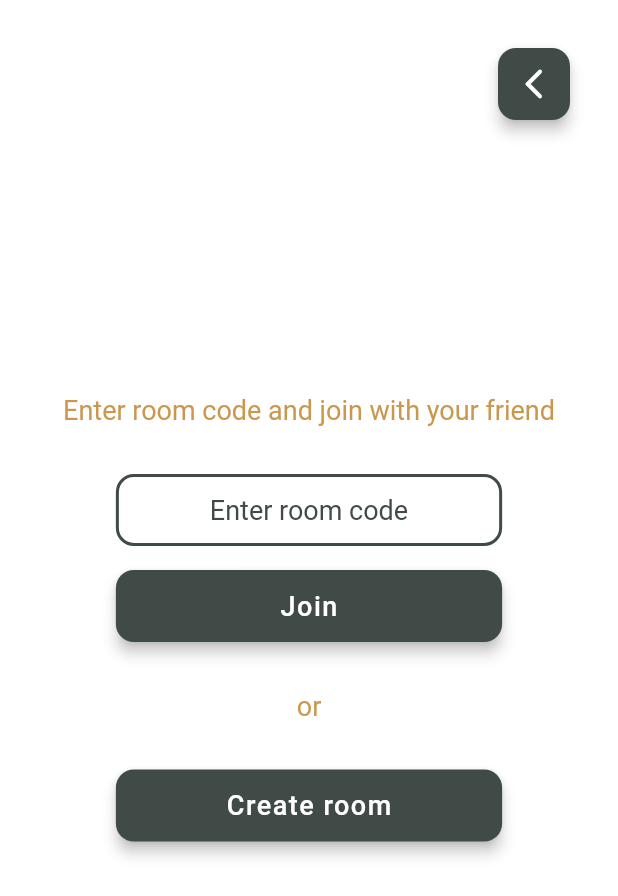
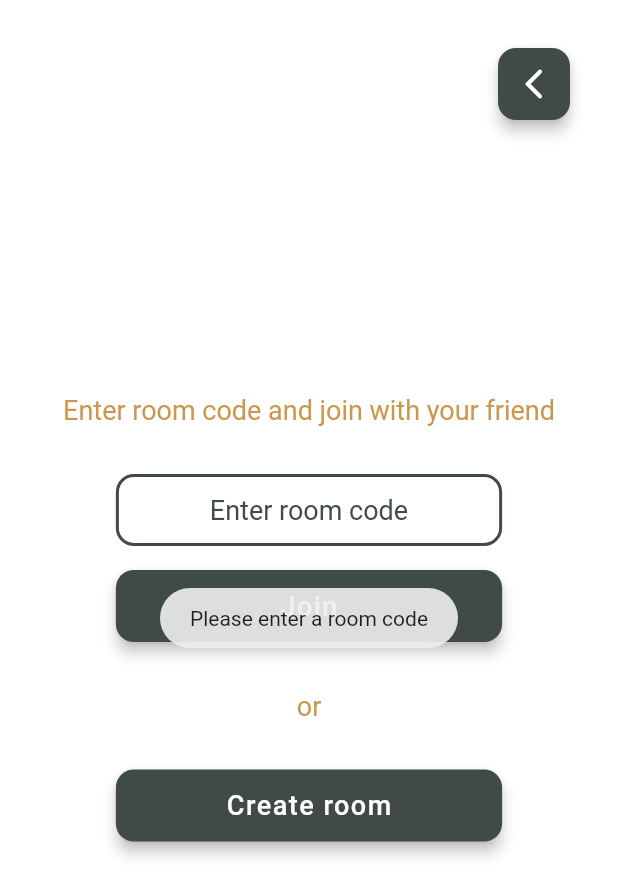
Before and after one commit to princesanjivy/tic-tac-toe, a Flutter app: the RoomScreen screen opened directly, after a tap on "Join", on a phone screen of 412 x 824 dp. Shown: the top 896 px of the screen. Run offline on Flutter 3.47's test engine with Material 2 defaults, Android fonts, the phone set to English and light mode, and no system bars; drawn by our look-alikes of widget_and_text_animator; our stand-ins replace audioplayers, cloud_firestore, firebase_auth, firebase_core, firebase_database, fluttertoast and 6 more; accounts and stored records are empty; generated files the repository leaves out were written again; Roboto replaces fonts that are missing (Judson).

Commit message:
fixed pop-up ui and added web specific changes

```diff
--- a/lib/components/button.dart
+++ b/lib/components/button.dart
@@ -12,15 +12,17 @@ class MyButton extends StatelessWidget {
     required this.text,
     required this.onPressed,
     this.showLoading = false,
+    this.invertColor = false,
   });
 
   final String text;
   final Function onPressed;
   final bool showLoading;
+  final bool invertColor;
 
   @override
   Widget build(BuildContext context) {
-    double width = MediaQuery.of(context).size.width;
+    double width = kIsWeb ? 400 : MediaQuery.of(context).size.width;
 
     return ElevatedButton(
       onPressed: showLoading
@@ -42,8 +44,9 @@ class MyButton extends StatelessWidget {
             borderRadius: BorderRadius.circular(12),
           ),
         ),
-        backgroundColor: MaterialStateProperty.all<Color>(
-            Provider.of<ThemeProvider>(context, listen: true).primaryColor),
+        backgroundColor: MaterialStateProperty.all<Color>(!invertColor
+            ? Provider.of<ThemeProvider>(context, listen: true).primaryColor
+            : Provider.of<ThemeProvider>(context, listen: true).bgColor),
       ),
       child: showLoading
           ? CircularProgressIndicator(
@@ -54,8 +57,10 @@ class MyButton extends StatelessWidget {
               text,
               style: TextStyle(
                 fontSize: defaultTextSize,
-                color:
-                    Provider.of<ThemeProvider>(context, listen: true).bgColor,
+                color: !invertColor
+                    ? Provider.of<ThemeProvider>(context, listen: true).bgColor
+                    : Provider.of<ThemeProvider>(context, listen: true)
+                        .primaryColor,
                 letterSpacing: 1,
               ),
             ),
--- a/lib/screen/room.dart
+++ b/lib/screen/room.dart
@@ -1,4 +1,5 @@
 import 'package:firebase_database/firebase_database.dart';
+import 'package:flutter/foundation.dart';
 import 'package:flutter/material.dart';
 import 'package:fluttertoast/fluttertoast.dart';
 import 'package:provider/provider.dart';
@@ -42,7 +43,7 @@ class _RoomScreenState extends State<RoomScreen> {
 
   @override
   Widget build(BuildContext context) {
-    double width = MediaQuery.of(context).size.width;
+    double width = kIsWeb ? 400 : MediaQuery.of(context).size.width;
 
     return Consumer<ThemeProvider>(builder: (context, themeProvider, _) {
       return Scaffold(
@@ -112,6 +113,7 @@ class _RoomScreenState extends State<RoomScreen> {
                       return MyButton(
                         onPressed: () async {
                           FocusManager.instance.primaryFocus?.unfocus();
+                          if (roomCodeController.text.isNotEmpty) {
                             int roomCodeInput =
                                 int.parse(roomCodeController.text);
                             bool isRoomExist =
@@ -145,6 +147,13 @@ class _RoomScreenState extends State<RoomScreen> {
                                 roomProvider.leaveRoom(
                                     roomCodeInput, isRoomOwner);
                               });
+                            }
+                          } else {
+                            Fluttertoast.showToast(
+                              msg: "Please enter a room code",
+                              toastLength: Toast.LENGTH_LONG,
+                              gravity: ToastGravity.CENTER,
+                            );
                           }
                         },
                         text: "Join",
@@ -190,7 +199,7 @@ class _RoomScreenState extends State<RoomScreen> {
                             widget,
                           )
                               .then((value) async {
-                            /// delete the room;
+                            print("delete the room");
                             await Future.delayed(
                                 const Duration(milliseconds: 800));
                             roomProvider.leaveRoom(roomCode, isRoomOwner);
--- a/pubspec.yaml
+++ b/pubspec.yaml
@@ -50,6 +50,7 @@ dependencies:
   fluttertoast: ^8.0.8
   cloud_firestore: ^4.8.2
   flutter_svg: ^2.0.7
+  clipboard: ^0.1.3
 
 dependency_overrides:
   http: ^1.0.0
```
Also changed, not shown: lib/components/pop_up.dart (added, +105 -0 lines), lib/screen/home.dart (+13 -45 lines), lib/screen/lobby.dart (+33 -38 lines). Lines whose indentation alone changed are shown as unchanged.
